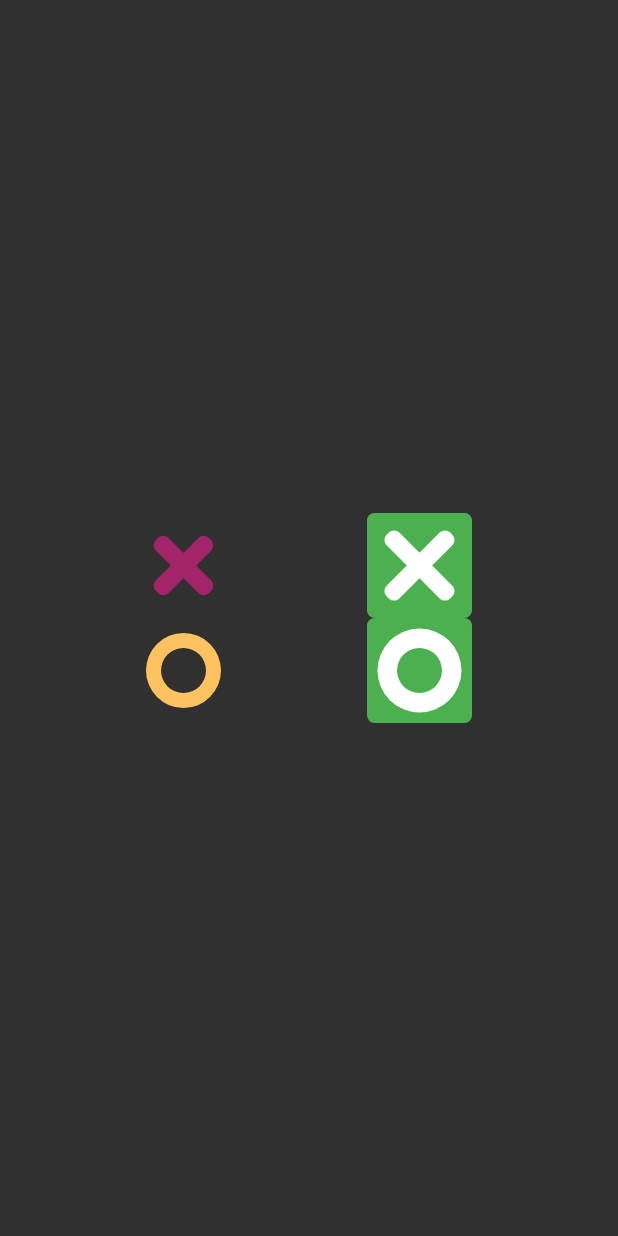
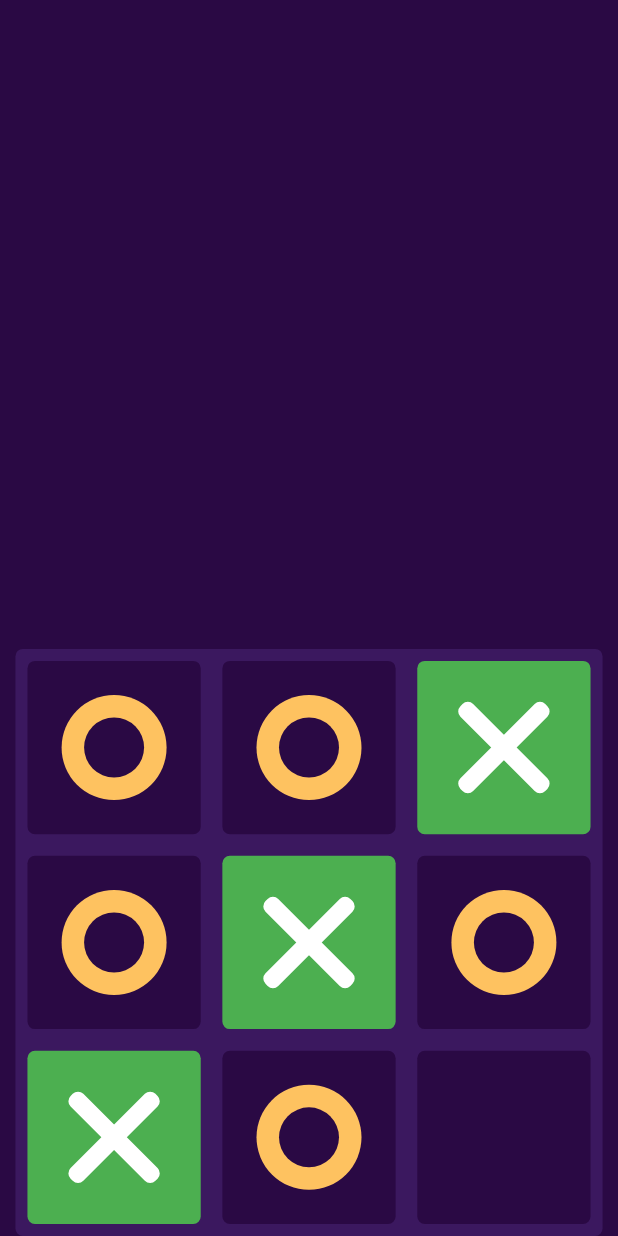
Before and after one commit to PaulD103/TicTacToe, a Flutter app: the screen it shows after launch, on a phone screen of 412 x 824 dp. Run offline on Flutter 3.47's test engine with Material 2 defaults, Android fonts, the phone set to English and light mode, and no system bars.

Commit message:
Add Board

```diff
--- a/lib/main.dart
+++ b/lib/main.dart
@@ -12,6 +12,7 @@ class TicTacToe extends StatelessWidget {
   Widget build(BuildContext context) {
     return MaterialApp(
       title: 'TicTacToe',
+      debugShowCheckedModeBanner: false,
       theme: ThemeData(
         colorScheme: const ColorScheme.dark(
           primary: Color(0xff2A0944),
--- a/lib/screens/gamescreen/game_screen.dart
+++ b/lib/screens/gamescreen/game_screen.dart
@@ -1,6 +1,8 @@
 import 'package:flutter/material.dart';
+import 'package:tic_tac_toe/screens/gamescreen/widgets/board.dart';
 import 'package:tic_tac_toe/screens/gamescreen/widgets/cross.dart';
 import 'package:tic_tac_toe/screens/gamescreen/widgets/hole.dart';
+import 'package:tic_tac_toe/screens/gamescreen/widgets/placeholder.dart';
 
 class GameScreen extends StatelessWidget {
   const GameScreen();
@@ -8,28 +10,15 @@ class GameScreen extends StatelessWidget {
   @override
   Widget build(BuildContext context) {
     return Scaffold(
-      body: Center(
-        child: Column(
-          mainAxisAlignment: MainAxisAlignment.center,
-          children: <Widget>[
-            Row(
-              mainAxisAlignment: MainAxisAlignment.spaceEvenly,
-              children: const <Widget>[
-                Cross(Color(0xffa12568)),
-                CrossWinned(),
-              ],
-            ),
-            Row(
-              mainAxisAlignment: MainAxisAlignment.spaceEvenly,
-              children: <Widget>[
-                Hole(
-                  circleColor: const Color(0xfffec260),
-                  holeColor: Theme.of(context).scaffoldBackgroundColor,
-                ),
-                const WinningHole()
-              ],
-            )
-          ],
+      backgroundColor: Theme.of(context).colorScheme.primary,
+      body: SafeArea(
+        child: Center(
+          child: Column(
+            children: const <Widget>[
+              Spacer(),
+              Board(),
+            ],
+          ),
         ),
       ),
     );
--- /dev/null
+++ b/lib/screens/gamescreen/widgets/board.dart
@@ -0,0 +1,65 @@
+import 'package:flutter/material.dart';
+import 'package:tic_tac_toe/screens/gamescreen/widgets/cross.dart';
+import 'package:tic_tac_toe/screens/gamescreen/widgets/hole.dart';
+import 'package:tic_tac_toe/screens/gamescreen/widgets/placeholder.dart';
+
+class Board extends StatelessWidget {
+  const Board();
+
+  @override
+  Widget build(BuildContext context) {
+    return Container(
+      padding: const EdgeInsets.all(8),
+      height: MediaQuery.of(context).size.width * .95,
+      width: MediaQuery.of(context).size.width * .95,
+      decoration: BoxDecoration(
+        borderRadius: BorderRadius.circular(5),
+        color: Theme.of(context).colorScheme.secondary,
+      ),
+      child: GridView.count(
+        crossAxisSpacing: MediaQuery.of(context).size.width * .035,
+        mainAxisSpacing: MediaQuery.of(context).size.width * .035,
+        crossAxisCount: 3,
+        children: boardFillData,
+      ),
+    );
+  }
+}
+
+/// Dump Data until we have a real game
+List<Widget> boardFillData = const [
+  BackgroundTile(
+    child: Hole(
+      circleColor: Color(0xfffec260),
+      holeColor: Color(0xff2A0944),
+    ),
+  ),
+  BackgroundTile(
+    child: Hole(
+      circleColor: Color(0xfffec260),
+      holeColor: Color(0xff2A0944),
+    ),
+  ),
+  WinningCross(),
+  BackgroundTile(
+    child: Hole(
+      circleColor: Color(0xfffec260),
+      holeColor: Color(0xff2A0944),
+    ),
+  ),
+  WinningCross(),
+  BackgroundTile(
+    child: Hole(
+      circleColor: Color(0xfffec260),
+      holeColor: Color(0xff2A0944),
+    ),
+  ),
+  WinningCross(),
+  BackgroundTile(
+    child: Hole(
+      circleColor: Color(0xfffec260),
+      holeColor: Color(0xff2A0944),
+    ),
+  ),
+  BackgroundTile()
+];
--- a/lib/screens/gamescreen/widgets/cross.dart
+++ b/lib/screens/gamescreen/widgets/cross.dart
@@ -8,8 +8,8 @@ class Cross extends StatelessWidget {
   @override
   Widget build(BuildContext context) {
     return SizedBox(
-      height: 50,
-      width: 50,
+      height: 70,
+      width: 70,
       child: Stack(
         alignment: Alignment.center,
         children: <Widget>[
@@ -28,14 +28,14 @@ class Cross extends StatelessWidget {
           Radius.circular(5),
         ),
       ),
-      height: 60,
+      height: 80,
       width: 12,
     );
   }
 }
 
-class CrossWinned extends StatelessWidget {
-  const CrossWinned();
+class WinningCross extends StatelessWidget {
+  const WinningCross();
 
   @override
   Widget build(BuildContext context) {
--- a/lib/screens/gamescreen/widgets/hole.dart
+++ b/lib/screens/gamescreen/widgets/hole.dart
@@ -8,16 +8,26 @@ class Hole extends StatelessWidget {
 
   @override
   Widget build(BuildContext context) {
-    return Container(
-      height: 50,
-      width: 50,
-      decoration: BoxDecoration(color: circleColor, shape: BoxShape.circle),
-      child: Center(
-        child: Container(
-          height: 30,
-          width: 30,
-          decoration: BoxDecoration(color: holeColor, shape: BoxShape.circle),
-        ),
+    return SizedBox(
+      height: 70,
+      width: 70,
+      child: Stack(
+        children: [
+          Center(
+            child: Container(
+              height: 70,
+              width: 70,
+              decoration: BoxDecoration(color: circleColor, shape: BoxShape.circle),
+            ),
+          ),
+          Center(
+            child: Container(
+              height: 40,
+              width: 40,
+              decoration: BoxDecoration(color: holeColor, shape: BoxShape.circle),
+            ),
+          ),
+        ],
       ),
     );
   }
@@ -29,7 +39,6 @@ class WinningHole extends StatelessWidget {
   @override
   Widget build(BuildContext context) {
     return Container(
-      padding: const EdgeInsets.all(7),
       height: 70,
       width: 70,
       decoration: const BoxDecoration(
--- /dev/null
+++ b/lib/screens/gamescreen/widgets/placeholder.dart
@@ -0,0 +1,20 @@
+import 'package:flutter/material.dart';
+
+class BackgroundTile extends StatelessWidget {
+  const BackgroundTile({this.child});
+
+  final Widget? child;
+
+  @override
+  Widget build(BuildContext context) {
+    return Container(
+      height: 70,
+      width: 70,
+      decoration: BoxDecoration(
+        color: Theme.of(context).colorScheme.primary,
+        borderRadius: BorderRadius.circular(5),
+      ),
+      child: child,
+    );
+  }
+}
```
